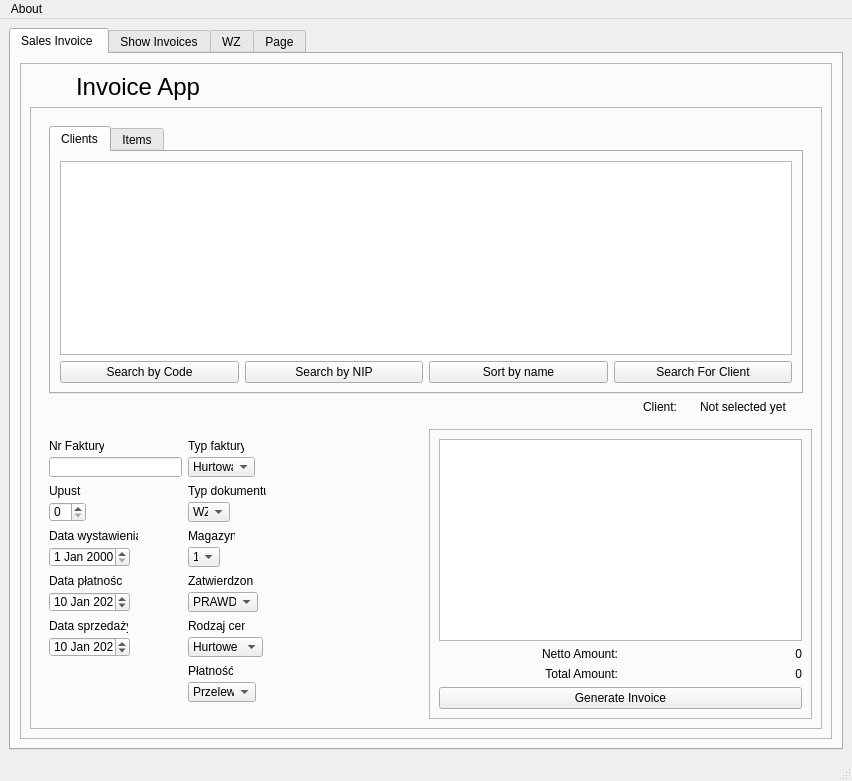
This is view/tryui.ui in PrzemyslawSarnacki/invoiceApp as Qt 5 draws it before an edit. The edited form follows.
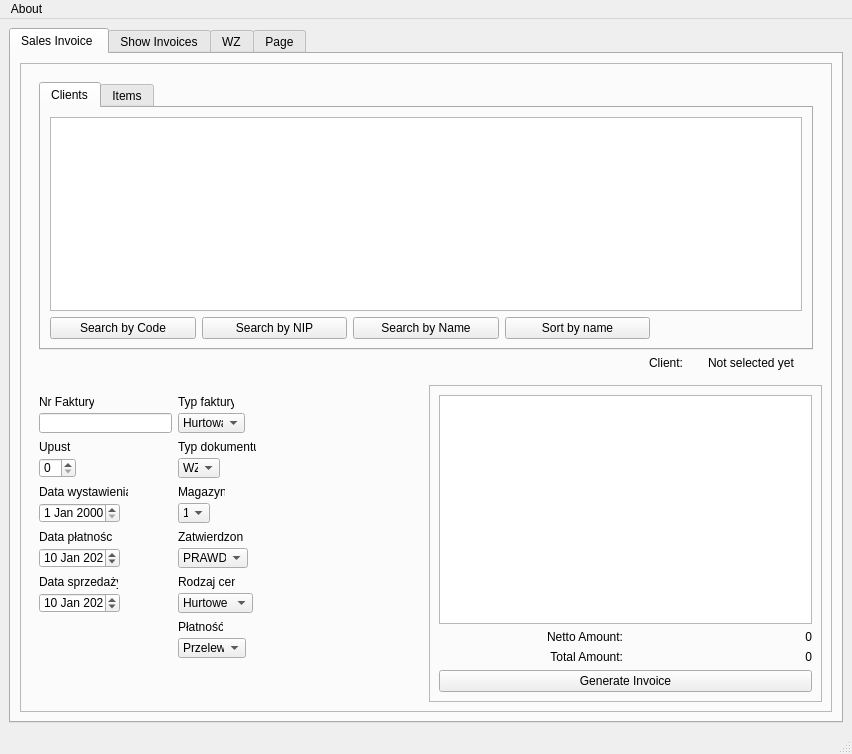
This is the edited form. The open tabs and pages were chosen to show the change. Icons and pictures are not drawn.

The edit to the form file:
```diff
--- a/view/tryui.ui
+++ b/view/tryui.ui
@@ -7,7 +7,7 @@
     <x>0</x>
     <y>0</y>
     <width>852</width>
-    <height>781</height>
+    <height>754</height>
    </rect>
   </property>
   <property name="windowTitle">
@@ -71,54 +71,8 @@
          <attribute name="title">
           <string>Sales Invoice </string>
          </attribute>
-         <layout class="QGridLayout" name="gridLayout_3">
-          <property name="sizeConstraint">
-           <enum>QLayout::SetNoConstraint</enum>
-          </property>
-          <item row="0" column="0">
-           <widget class="QFrame" name="frame_2">
-            <property name="frameShape">
-             <enum>QFrame::StyledPanel</enum>
-            </property>
-            <property name="frameShadow">
-             <enum>QFrame::Raised</enum>
-            </property>
             <layout class="QGridLayout" name="gridLayout_2">
              <item row="0" column="0">
-              <widget class="QLabel" name="label">
-               <property name="maximumSize">
-                <size>
-                 <width>40</width>
-                 <height>40</height>
-                </size>
-               </property>
-               <property name="text">
-                <string/>
-               </property>
-               <property name="pixmap">
-                <pixmap resource="icons.qrc">:/icons/images/app.png</pixmap>
-               </property>
-               <property name="scaledContents">
-                <bool>true</bool>
-               </property>
-              </widget>
-             </item>
-             <item row="0" column="1">
-              <widget class="QLabel" name="label_2">
-               <property name="font">
-                <font>
-                 <pointsize>18</pointsize>
-                </font>
-               </property>
-               <property name="text">
-                <string>Invoice App</string>
-               </property>
-               <property name="alignment">
-                <set>Qt::AlignLeading|Qt::AlignLeft|Qt::AlignVCenter</set>
-               </property>
-              </widget>
-             </item>
-             <item row="1" column="0" colspan="3">
               <widget class="QFrame" name="frame">
                <property name="frameShape">
                 <enum>QFrame::StyledPanel</enum>
@@ -164,16 +118,6 @@
                        <string>Clients</string>
                       </attribute>
                       <layout class="QGridLayout" name="gridLayout_9">
-                       <item row="0" column="0" colspan="4">
-                        <widget class="QTableView" name="tableView_2">
-                         <property name="sortingEnabled">
-                          <bool>true</bool>
-                         </property>
-                         <attribute name="horizontalHeaderShowSortIndicator" stdset="0">
-                          <bool>true</bool>
-                         </attribute>
-                        </widget>
-                       </item>
                        <item row="1" column="0">
                         <widget class="QPushButton" name="searchClientByCodeButton">
                          <property name="text">
@@ -188,20 +132,30 @@
                          </property>
                         </widget>
                        </item>
+                    <item row="0" column="0" colspan="5">
+                     <widget class="QTableView" name="tableView_2">
+                      <property name="sortingEnabled">
+                       <bool>true</bool>
+                      </property>
+                      <attribute name="horizontalHeaderShowSortIndicator" stdset="0">
+                       <bool>true</bool>
+                      </attribute>
+                     </widget>
+                    </item>
                        <item row="1" column="2">
+                     <widget class="QPushButton" name="searchForClientButton">
+                      <property name="text">
+                       <string>Search by Name</string>
+                      </property>
+                     </widget>
+                    </item>
+                    <item row="1" column="3">
                         <widget class="QPushButton" name="sortClientsByNameButton">
                          <property name="text">
                           <string>Sort by name</string>
                          </property>
                         </widget>
                        </item>
-                       <item row="1" column="3">
-                        <widget class="QPushButton" name="searchForClientButton">
-                         <property name="text">
-                          <string>Search For Client</string>
-                         </property>
-                        </widget>
-                       </item>
                       </layout>
                      </widget>
                      <widget class="QWidget" name="tab_5">
@@ -683,9 +637,6 @@
                     <string>Płatność:</string>
                    </property>
                   </widget>
-                 </widget>
-                </item>
-               </layout>
               </widget>
              </item>
             </layout>
```
Lines whose indentation alone changed are shown as unchanged.
